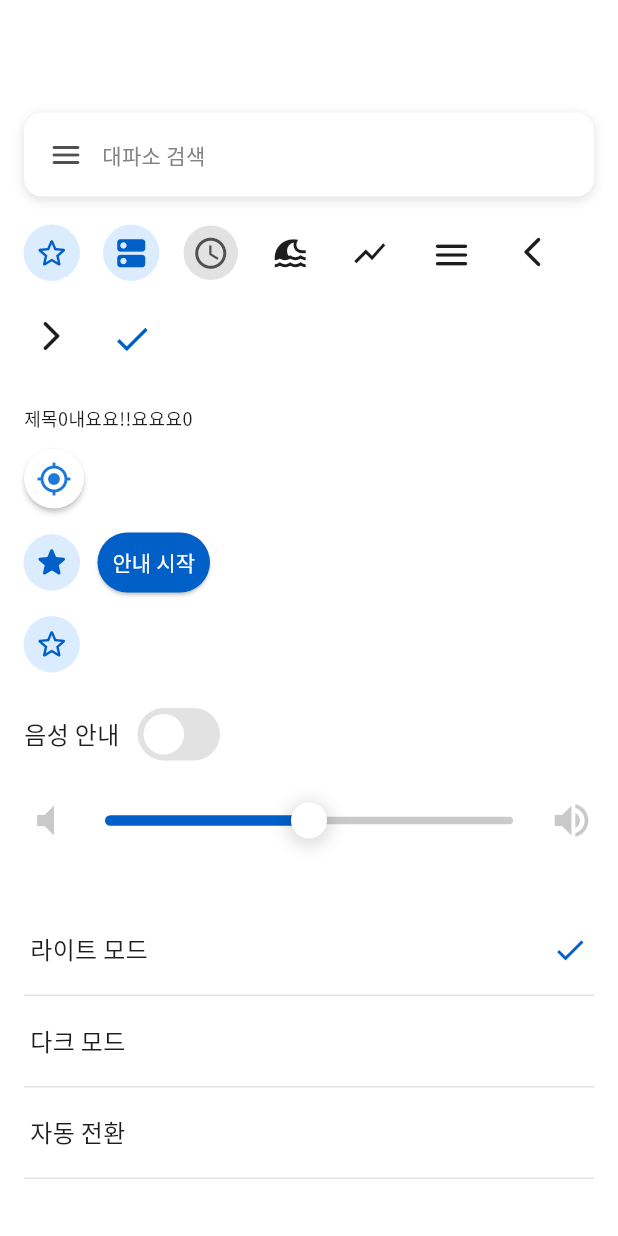
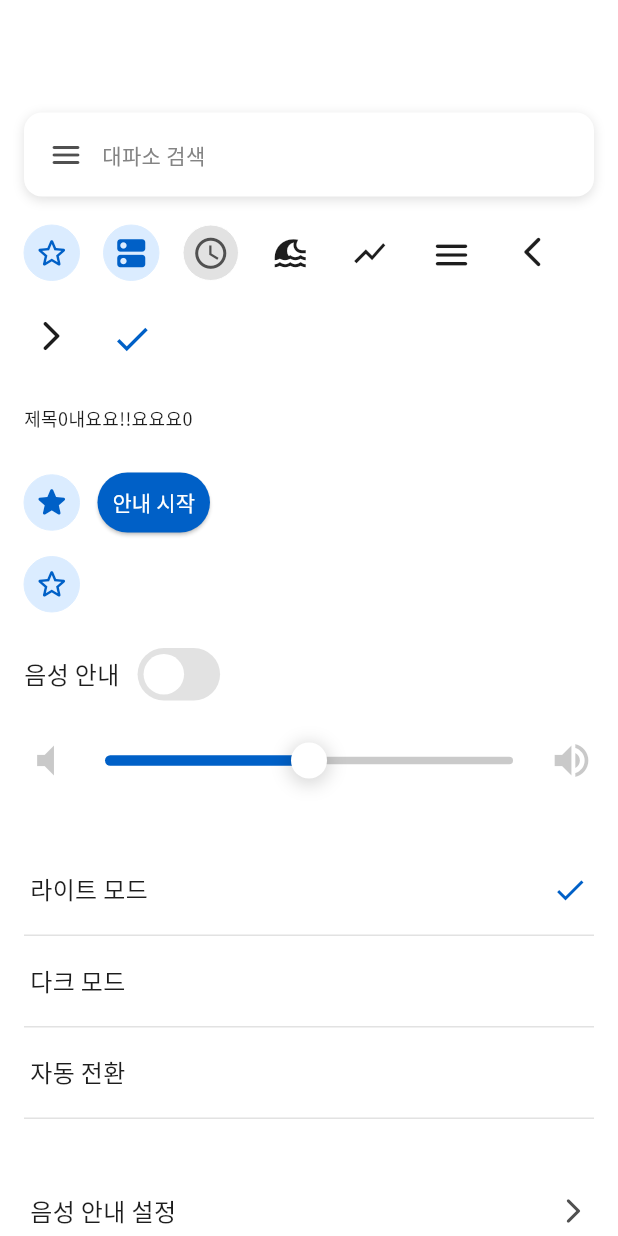
Before and after one commit to FaSBIL/OSSbasic-teamproject, a Flutter app: the TestScreen screen opened directly, on a phone screen of 412 x 824 dp. Run offline on Flutter 3.47's test engine with Material 3 defaults, Android fonts, the phone set to English and light mode, and no system bars; our stand-ins replace geolocator, sqflite; missing offline and left inert: mapbox_maps_flutter; accounts and stored records are empty; statements that could not run were skipped.

Commit message:
Refactor GpsButton and MainInput components; add Mapbox widget for map display in HomeScreen

```diff
--- a/shelter/frontend/lib/component/buttons/GpsButton.dart
+++ b/shelter/frontend/lib/component/buttons/GpsButton.dart
@@ -2,24 +2,20 @@ import 'package:flutter/material.dart';
 import '../../theme/color.dart';
 
 class GpsButton extends StatelessWidget {
-  const GpsButton({
-    Key? key
-    }): super(key: key);
+  final VoidCallback onPressed;
 
-  void _handleGpsPress(){
-    // 현재 위치를 중심으로 지도를 이동하는 로직 구현 에정
-  }
+  const GpsButton({Key? key, required this.onPressed}) : super(key: key);
 
   @override
-  Widget build(BuildContext context){
+  Widget build(BuildContext context) {
     return Material(
       elevation: 1.5,
       shape: const CircleBorder(),
       color: AppColors.white,
       child: InkWell(
         customBorder: const CircleBorder(),
-        onTap: _handleGpsPress,
-        child: Padding (
+        onTap: onPressed,
+        child: Padding(
           padding: const EdgeInsets.all(8.0),
           child: Icon(
             Icons.my_location,
--- a/shelter/frontend/lib/component/input/MainInput.dart
+++ b/shelter/frontend/lib/component/input/MainInput.dart
@@ -7,11 +7,8 @@ class MainInput extends StatelessWidget {
   final VoidCallback onTap;
   final String searchText;
 
-  const MainInput({
-    Key? key,
-    required this.onTap,
-    this.searchText = '',
-  }) : super(key: key);
+  const MainInput({Key? key, required this.onTap, this.searchText = ''})
+    : super(key: key);
 
   @override
   Widget build(BuildContext context) {
@@ -38,9 +35,7 @@ class MainInput extends StatelessWidget {
               child: Text(
                 searchText.isEmpty ? '대파소 검색' : searchText,
                 style: AppTextStyles.body.copyWith(
-                  color: searchText.isEmpty
-                      ? AppColors.gray
-                      : AppColors.black,
+                  color: searchText.isEmpty ? AppColors.gray : AppColors.black,
                 ),
               ),
             ),
--- a/shelter/frontend/lib/main.dart
+++ b/shelter/frontend/lib/main.dart
@@ -1,11 +1,10 @@
-import 'package:flutter/material.dart'; // Flutter의 기본 UI 패키지를 가져옴
-import 'package:shelter/screens/settings/SettingsMainScreens.dart';
+import 'package:flutter/material.dart';
+import 'package:shelter/screens/home.dart';
 import 'screens/test.dart';
 import 'routes/AppRoutes.dart';
 import 'screens/location_screen.dart';
 
 void main() {
-  // 앱의 시작점 (main 함수)
   WidgetsFlutterBinding.ensureInitialized();
   runApp(const MyApp()); // MyApp 위젯을 실행해서 앱을 시작함
 }
@@ -21,9 +20,8 @@ class MyApp extends StatelessWidget {
         fontFamily: 'NotoSansKR', // 앱 전체에서 사용할 기본 글꼴
       ),
 
-      initialRoute: AppRoutes.settings,
       routes: AppRoutes.routes,
-      home: const SettingsMainScreen(), // 앱 실행 시 처음 보여줄 화면
+      home: const HomeScreen(), // 앱 실행 시 처음 보여줄 화면
       debugShowCheckedModeBanner: false, // 오른쪽 상단 디버그 배너 제거
     );
   }
--- a/shelter/frontend/lib/screens/test.dart
+++ b/shelter/frontend/lib/screens/test.dart
@@ -50,26 +50,75 @@ class _TestScreenState extends State<TestScreen> {
                     spacing: 16,
                     runSpacing: 16,
                     children: [
-                      CustomIcon(iconData: AppIcons.starRound, backgroundColor: AppColors.paleBlue, color: AppColors.blue, borderColor: AppColors.paleBlue),
-                      CustomIcon(iconData: AppIcons.location, backgroundColor: AppColors.paleBlue, color: AppColors.blue, borderColor: AppColors.paleBlue),
-                      CustomIcon(iconData: AppIcons.history, backgroundColor: AppColors.lightGray, color: AppColors.darkGray),
-                      CustomIcon(iconData: AppIcons.tsunami, color: AppColors.black),
-                      CustomIcon(iconData: AppIcons.earthquake, color: AppColors.black),
-                      CustomIcon(iconData: AppIcons.menu, color: AppColors.black, size: 28.0, isClickable: true, borderRadius: 3.0, onTap: () => _handleTap('menu')),
-                      CustomIcon(iconData: AppIcons.arrowRight, size: 24, isClickable: true, borderRadius: 3.0, onTap: () => _handleTap('arrowRight')),
-                      CustomIcon(iconData: AppIcons.arrowLeft, size: 24, isClickable: true, borderRadius: 3.0, onTap: () => _handleTap('arrowLeft')),
-                      CustomIcon(iconData: AppIcons.check, color: AppColors.blue, size: 28, borderRadius: 3.0),
+                      CustomIcon(
+                        iconData: AppIcons.starRound,
+                        backgroundColor: AppColors.paleBlue,
+                        color: AppColors.blue,
+                        borderColor: AppColors.paleBlue,
+                      ),
+                      CustomIcon(
+                        iconData: AppIcons.location,
+                        backgroundColor: AppColors.paleBlue,
+                        color: AppColors.blue,
+                        borderColor: AppColors.paleBlue,
+                      ),
+                      CustomIcon(
+                        iconData: AppIcons.history,
+                        backgroundColor: AppColors.lightGray,
+                        color: AppColors.darkGray,
+                      ),
+                      CustomIcon(
+                        iconData: AppIcons.tsunami,
+                        color: AppColors.black,
+                      ),
+                      CustomIcon(
+                        iconData: AppIcons.earthquake,
+                        color: AppColors.black,
+                      ),
+                      CustomIcon(
+                        iconData: AppIcons.menu,
+                        color: AppColors.black,
+                        size: 28.0,
+                        isClickable: true,
+                        borderRadius: 3.0,
+                        onTap: () => _handleTap('menu'),
+                      ),
+                      CustomIcon(
+                        iconData: AppIcons.arrowRight,
+                        size: 24,
+                        isClickable: true,
+                        borderRadius: 3.0,
+                        onTap: () => _handleTap('arrowRight'),
+                      ),
+                      CustomIcon(
+                        iconData: AppIcons.arrowLeft,
+                        size: 24,
+                        isClickable: true,
+                        borderRadius: 3.0,
+                        onTap: () => _handleTap('arrowLeft'),
+                      ),
+                      CustomIcon(
+                        iconData: AppIcons.check,
+                        color: AppColors.blue,
+                        size: 28,
+                        borderRadius: 3.0,
+                      ),
                     ],
                   ),
                   const SizedBox(height: 24),
                   Text("제목0내요요!!요요요0", style: AppTextStyles.caption),
                   const SizedBox(height: 12),
-                  const GpsButton(),
+                  // const GpsButton(),
                   const SizedBox(height: 12),
                   Row(
                     crossAxisAlignment: CrossAxisAlignment.center,
                     children: [
-                      CustomIcon(iconData: AppIcons.star, backgroundColor: AppColors.paleBlue, color: AppColors.blue, borderColor: AppColors.paleBlue),
+                      CustomIcon(
+                        iconData: AppIcons.star,
+                        backgroundColor: AppColors.paleBlue,
+                        color: AppColors.blue,
+                        borderColor: AppColors.paleBlue,
+                      ),
                       const SizedBox(width: 12),
                       const NavButton(text: '안내 시작'),
                     ],
@@ -98,13 +147,34 @@ class _TestScreenState extends State<TestScreen> {
                     },
                   ),
                   const SizedBox(height: 32),
-                  ThemeModeItem(label: '라이트 모드', isSelected: selectedIndex == 0, onTap: () => setState(() => selectedIndex = 0)),
-                  ThemeModeItem(label: '다크 모드', isSelected: selectedIndex == 1, onTap: () => setState(() => selectedIndex = 1)),
-                  ThemeModeItem(label: '자동 전환', isSelected: selectedIndex == 2, onTap: () => setState(() => selectedIndex = 2)),
+                  ThemeModeItem(
+                    label: '라이트 모드',
+                    isSelected: selectedIndex == 0,
+                    onTap: () => setState(() => selectedIndex = 0),
+                  ),
+                  ThemeModeItem(
+                    label: '다크 모드',
+                    isSelected: selectedIndex == 1,
+                    onTap: () => setState(() => selectedIndex = 1),
+                  ),
+                  ThemeModeItem(
+                    label: '자동 전환',
+                    isSelected: selectedIndex == 2,
+                    onTap: () => setState(() => selectedIndex = 2),
+                  ),
                   const SizedBox(height: 32),
-                  SettingsNavItem(label: '음성 안내 설정', onTap: () => debugPrint('음성 안내 설정 클릭')),
-                  SettingsNavItem(label: '백그라운드 실행', onTap: () => debugPrint('백그라운드 실행 클릭')),
-                  SettingsNavItem(label: '테마 모드', onTap: () => debugPrint('테마 모드 클릭')),
+                  SettingsNavItem(
+                    label: '음성 안내 설정',
+                    onTap: () => debugPrint('음성 안내 설정 클릭'),
+                  ),
+                  SettingsNavItem(
+                    label: '백그라운드 실행',
+                    onTap: () => debugPrint('백그라운드 실행 클릭'),
+                  ),
+                  SettingsNavItem(
+                    label: '테마 모드',
+                    onTap: () => debugPrint('테마 모드 클릭'),
+                  ),
                   const SizedBox(height: 23),
                   ConfigItem(label: "GPS 상태", value: "ON"),
                   ConfigItem(label: "앱 버전", value: "v1.0.2"),
@@ -112,11 +182,23 @@ class _TestScreenState extends State<TestScreen> {
                   HistoryListItem(title: "대피소 이름23", isFavorite: false),
                   HistoryListItem(title: "대피소 이름50", isFavorite: true),
                   const SizedBox(height: 23),
-                  FavoriteListItem(title: "서울역 대피소", address: "서울특별시 중구 세종대로 1"),
-                  FavoriteListItem(title: "강남역 대피소", address: "울특별시 강남구 강남대로 400..."),
+                  FavoriteListItem(
+                    title: "서울역 대피소",
+                    address: "서울특별시 중구 세종대로 1",
+                  ),
+                  FavoriteListItem(
+                    title: "강남역 대피소",
+                    address: "울특별시 강남구 강남대로 400...",
+                  ),
                   const SizedBox(height: 23),
-                  EvacuationSiteItem(title: '대피소 이름23', address: '주소 00000000000000000000'),
-                  EvacuationSiteItem(title: '서울특별시청 대피소', address: '서울특별시 중구 세종대로 110'),
+                  EvacuationSiteItem(
+                    title: '대피소 이름23',
+                    address: '주소 00000000000000000000',
+                  ),
+                  EvacuationSiteItem(
+                    title: '서울특별시청 대피소',
+                    address: '서울특별시 중구 세종대로 110',
+                  ),
                   const SizedBox(height: 100),
                 ],
               ),
```
Also changed, not shown: shelter/frontend/lib/component/map/mapbox.dart (added, +67 -0 lines), shelter/frontend/lib/screens/home.dart (+33 -26 lines).
